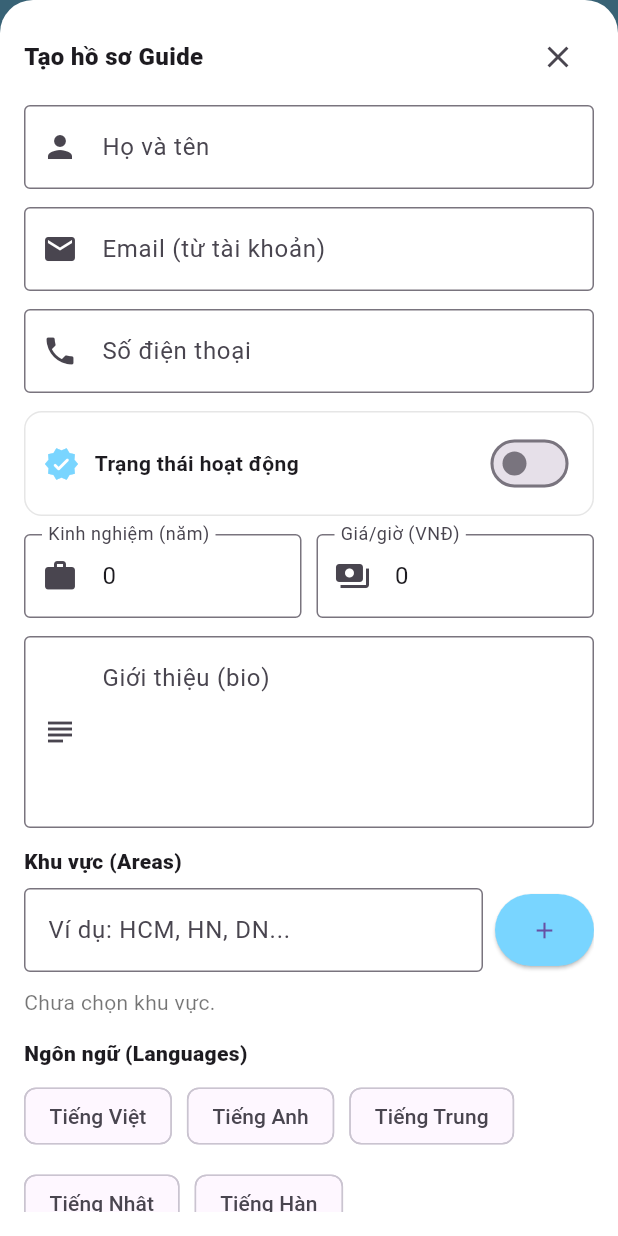
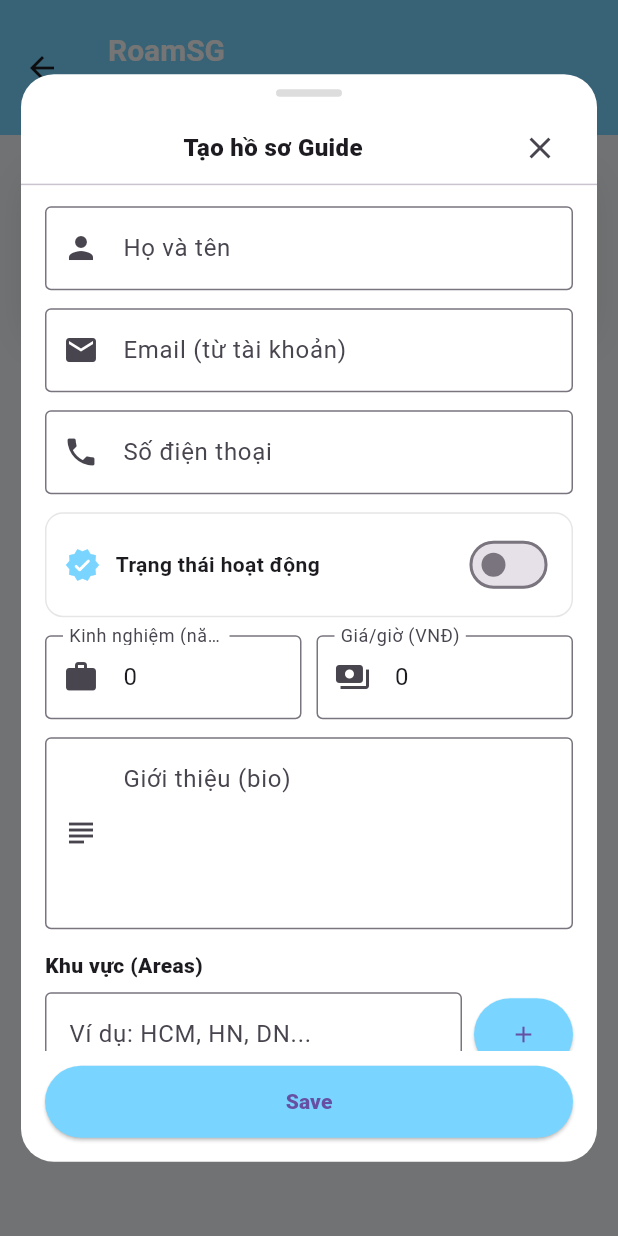
Before and after one commit to Tam2844/RoamSG, a Flutter app: the GuideProfilePage screen opened directly, after a tap on the "edit" icon, on a phone screen of 412 x 824 dp. Run offline on Flutter 3.47's test engine with Material 3 defaults, Android fonts, the light colour scheme and no system bars; our stand-ins replace cloud_firestore, firebase_auth, firebase_core; accounts and stored records are empty.

Commit message:
update profile-final

```diff
--- a/lib/pages/profile/guide_profile_page.dart
+++ b/lib/pages/profile/guide_profile_page.dart
@@ -70,7 +70,6 @@ class _GuideProfilePageState extends State<GuideProfilePage> {
   final fullNameCtrl = TextEditingController(text: (data['fullName'] ?? baseName).toString());
   final phoneCtrl = TextEditingController(text: (data['phone'] ?? '').toString());
   final bioCtrl = TextEditingController(text: (data['bio'] ?? '').toString());
-
   final expCtrl = TextEditingController(text: (data['experienceYears'] ?? 0).toString());
   final priceCtrl = TextEditingController(text: (data['pricePerHour'] ?? 0).toString());
 
@@ -85,10 +84,8 @@ class _GuideProfilePageState extends State<GuideProfilePage> {
   await showModalBottomSheet(
     context: context,
     isScrollControlled: true,
-      backgroundColor: Colors.white,
-      shape: const RoundedRectangleBorder(
-        borderRadius: BorderRadius.vertical(top: Radius.circular(22)),
-      ),
+    backgroundColor: Colors.transparent, // quan trọng: để làm modal dạng "card"
+    barrierColor: Colors.black54,
     builder: (ctx) {
       return StatefulBuilder(
         builder: (ctx, setSheetState) {
@@ -117,7 +114,6 @@ class _GuideProfilePageState extends State<GuideProfilePage> {
             };
 
             try {
-                // Update nếu đã có doc, còn không thì create doc mới
               if (hasGuide && docRef != null) {
                 await docRef.update(payload);
               } else {
@@ -140,26 +136,50 @@ class _GuideProfilePageState extends State<GuideProfilePage> {
             }
           }
 
+          final h = MediaQuery.of(ctx).size.height;
+          final bottomInset = MediaQuery.of(ctx).viewInsets.bottom;
+
           return SafeArea(
             child: Padding(
-                padding: EdgeInsets.only(
-                  left: 16,
-                  right: 16,
-                  top: 14,
-                  bottom: 16 + MediaQuery.of(ctx).viewInsets.bottom,
+              padding: EdgeInsets.fromLTRB(14, 12, 14, 12 + bottomInset),
+              child: Center(
+                child: ConstrainedBox(
+                  constraints: BoxConstraints(
+                    maxWidth: 560,          // giống “Edit profile” của user (card giữa màn)
+                    maxHeight: h * 0.88,    // giới hạn chiều cao để scroll bên trong
                   ),
-                child: SingleChildScrollView(
+                  child: Material(
+                    color: Colors.white,
+                    borderRadius: BorderRadius.circular(22),
+                    clipBehavior: Clip.antiAlias,
                     child: Form(
                       key: formKey,
                       child: Column(
-                      crossAxisAlignment: CrossAxisAlignment.start,
                         children: [
-                        Row(
+                          const SizedBox(height: 10),
+
+                          // drag handle (giống hình user)
+                          Container(
+                            width: 44,
+                            height: 5,
+                            decoration: BoxDecoration(
+                              color: const Color(0x22000000),
+                              borderRadius: BorderRadius.circular(999),
+                            ),
+                          ),
+                          const SizedBox(height: 10),
+
+                          // title + close
+                          Padding(
+                            padding: const EdgeInsets.symmetric(horizontal: 14),
+                            child: Row(
                               children: [
                                 Expanded(
+                                  child: Center(
                                     child: Text(
                                       hasGuide ? 'Chỉnh sửa hồ sơ Guide' : 'Tạo hồ sơ Guide',
                                       style: const TextStyle(fontSize: 16, fontWeight: FontWeight.w800),
+                                    ),
                                   ),
                                 ),
                                 IconButton(
@@ -168,9 +188,16 @@ class _GuideProfilePageState extends State<GuideProfilePage> {
                                 ),
                               ],
                             ),
-                        const SizedBox(height: 8),
+                          ),
+                          const Divider(height: 1),
 
-                        // Full name
+                          // body scroll
+                          Expanded(
+                            child: SingleChildScrollView(
+                              padding: const EdgeInsets.fromLTRB(16, 14, 16, 16),
+                              child: Column(
+                                crossAxisAlignment: CrossAxisAlignment.start,
+                                children: [
                                   TextFormField(
                                     controller: fullNameCtrl,
                                     decoration: const InputDecoration(
@@ -185,7 +212,6 @@ class _GuideProfilePageState extends State<GuideProfilePage> {
                                   ),
                                   const SizedBox(height: 12),
 
-                        // Email (readonly)
                                   TextFormField(
                                     initialValue: baseEmail,
                                     readOnly: true,
@@ -197,7 +223,6 @@ class _GuideProfilePageState extends State<GuideProfilePage> {
                                   ),
                                   const SizedBox(height: 12),
 
-                        // Phone
                                   TextFormField(
                                     controller: phoneCtrl,
                                     decoration: const InputDecoration(
@@ -208,7 +233,6 @@ class _GuideProfilePageState extends State<GuideProfilePage> {
                                   ),
                                   const SizedBox(height: 12),
 
-                        // Active switch
                                   Container(
                                     padding: const EdgeInsets.symmetric(horizontal: 12, vertical: 10),
                                     decoration: BoxDecoration(
@@ -220,7 +244,10 @@ class _GuideProfilePageState extends State<GuideProfilePage> {
                                         const Icon(Icons.verified_rounded, color: kPrimary),
                                         const SizedBox(width: 10),
                                         const Expanded(
-                                child: Text('Trạng thái hoạt động', style: TextStyle(fontWeight: FontWeight.w600)),
+                                          child: Text(
+                                            'Trạng thái hoạt động',
+                                            style: TextStyle(fontWeight: FontWeight.w600),
+                                          ),
                                         ),
                                         Switch(
                                           value: isActive,
@@ -231,7 +258,6 @@ class _GuideProfilePageState extends State<GuideProfilePage> {
                                   ),
                                   const SizedBox(height: 12),
 
-                        // Experience + Price
                                   Row(
                                     children: [
                                       Expanded(
@@ -261,7 +287,6 @@ class _GuideProfilePageState extends State<GuideProfilePage> {
                                   ),
                                   const SizedBox(height: 12),
 
-                        // Bio
                                   TextFormField(
                                     controller: bioCtrl,
                                     maxLines: 4,
@@ -272,9 +297,8 @@ class _GuideProfilePageState extends State<GuideProfilePage> {
                                       border: OutlineInputBorder(),
                                     ),
                                   ),
-                        const SizedBox(height: 12),
+                                  const SizedBox(height: 14),
 
-                        // Areas
                                   const Text('Khu vực (Areas)', style: TextStyle(fontWeight: FontWeight.w800)),
                                   const SizedBox(height: 8),
                                   Row(
@@ -314,17 +338,14 @@ class _GuideProfilePageState extends State<GuideProfilePage> {
                                       spacing: 8,
                                       runSpacing: 8,
                                       children: areas
-                                .map(
-                                  (a) => InputChip(
+                                          .map((a) => InputChip(
                                                 label: Text(a),
                                                 onDeleted: () => setSheetState(() => areas.remove(a)),
-                                  ),
-                                )
+                                              ))
                                           .toList(),
                                     ),
+
                                   const SizedBox(height: 14),
-
-                        // Languages
                                   const Text('Ngôn ngữ (Languages)', style: TextStyle(fontWeight: FontWeight.w800)),
                                   const SizedBox(height: 8),
                                   Wrap(
@@ -347,22 +368,30 @@ class _GuideProfilePageState extends State<GuideProfilePage> {
                                       );
                                     }).toList(),
                                   ),
+                                ],
+                              ),
+                            ),
+                          ),
 
-                        const SizedBox(height: 16),
-                        SizedBox(
+                          // bottom save (luôn nằm dưới như hình user)
+                          Padding(
+                            padding: const EdgeInsets.fromLTRB(16, 10, 16, 16),
+                            child: SizedBox(
                               width: double.infinity,
                               height: 48,
-                          child: ElevatedButton.icon(
-                            style: ElevatedButton.styleFrom(backgroundColor: kPrimary),
+                              child: ElevatedButton(
+                                style: ElevatedButton.styleFrom(
+                                  backgroundColor: kPrimary,
+                                  shape: const StadiumBorder(),
+                                ),
                                 onPressed: save,
-                            icon: const Icon(Icons.save),
-                            label: const Text(
-                              'Lưu thay đổi',
-                              style: TextStyle(fontWeight: FontWeight.bold),
+                                child: const Text('Save', style: TextStyle(fontWeight: FontWeight.w800)),
                               ),
                             ),
                           ),
                         ],
+                      ),
+                    ),
                   ),
                 ),
               ),
--- a/lib/pages/profile/user_profile_page.dart
+++ b/lib/pages/profile/user_profile_page.dart
@@ -1,6 +1,8 @@
 import 'dart:async';
+
 import 'package:cloud_firestore/cloud_firestore.dart';
 import 'package:firebase_auth/firebase_auth.dart';
+// import '../guide/guide_register_page.dart';
 import 'package:roamsg/pages/profile/guide_profile_page.dart';
 import 'package:flutter/material.dart';
 
```
Lines whose indentation alone changed are shown as unchanged.
